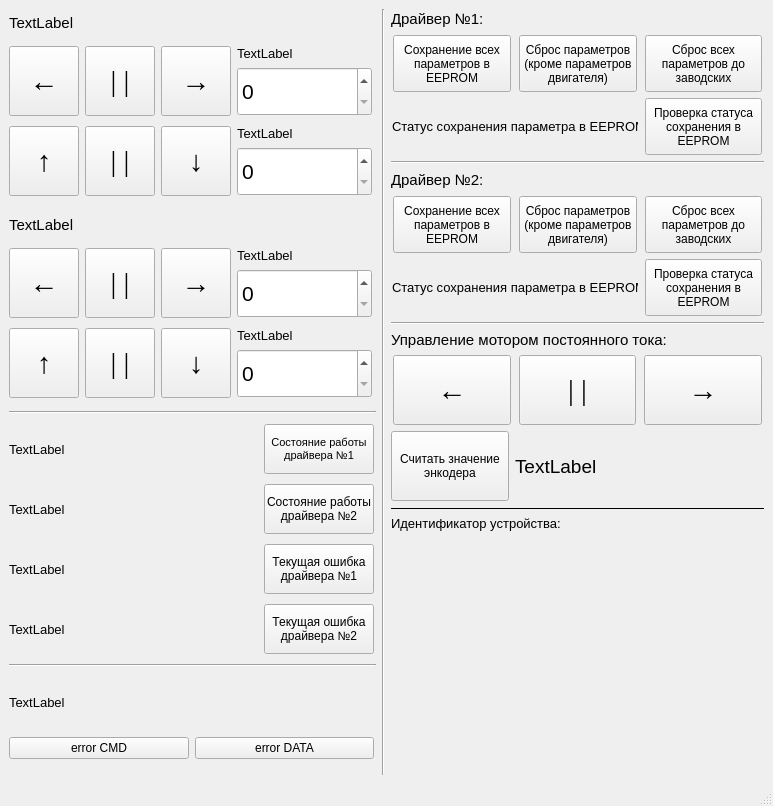
The window that mainwindow.ui (E4ever/PanTilt) describes before a commit, drawn with Qt 5.
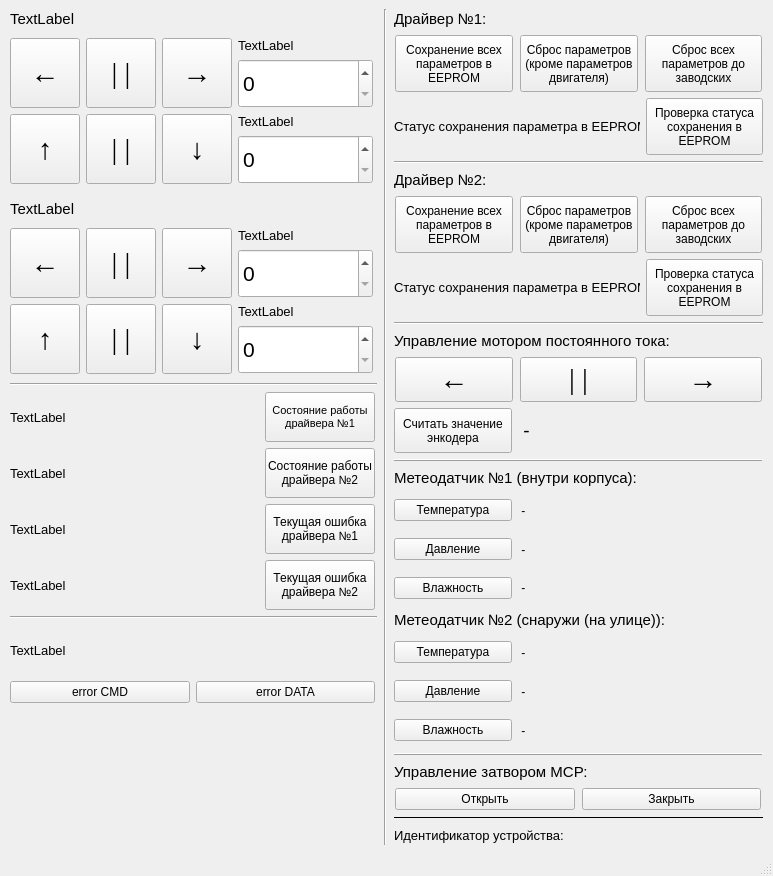
The same window after the commit.

What changed in the file:
```diff
--- a/mainwindow.ui
+++ b/mainwindow.ui
@@ -7,7 +7,7 @@
     <x>0</x>
     <y>0</y>
     <width>773</width>
-    <height>806</height>
+    <height>876</height>
    </rect>
   </property>
   <property name="sizePolicy">
@@ -19,13 +19,13 @@
   <property name="minimumSize">
    <size>
     <width>773</width>
-    <height>806</height>
+    <height>876</height>
    </size>
   </property>
   <property name="maximumSize">
    <size>
     <width>777</width>
-    <height>806</height>
+    <height>876</height>
    </size>
   </property>
   <property name="font">
@@ -1079,6 +1079,19 @@
           </item>
          </layout>
         </item>
+        <item>
+         <spacer name="verticalSpacer">
+          <property name="orientation">
+           <enum>Qt::Vertical</enum>
+          </property>
+          <property name="sizeHint" stdset="0">
+           <size>
+            <width>20</width>
+            <height>40</height>
+           </size>
+          </property>
+         </spacer>
+        </item>
        </layout>
       </item>
       <item>
@@ -1426,6 +1439,18 @@
         </item>
         <item>
          <widget class="QLabel" name="label_3">
+          <property name="minimumSize">
+           <size>
+            <width>365</width>
+            <height>20</height>
+           </size>
+          </property>
+          <property name="maximumSize">
+           <size>
+            <width>365</width>
+            <height>20</height>
+           </size>
+          </property>
           <property name="font">
            <font>
             <pointsize>11</pointsize>
@@ -1443,13 +1468,13 @@
             <property name="minimumSize">
              <size>
               <width>118</width>
-              <height>70</height>
+              <height>45</height>
              </size>
             </property>
             <property name="maximumSize">
              <size>
               <width>118</width>
-              <height>70</height>
+              <height>45</height>
              </size>
             </property>
             <property name="font">
@@ -1468,13 +1493,13 @@
             <property name="minimumSize">
              <size>
               <width>117</width>
-              <height>70</height>
+              <height>45</height>
              </size>
             </property>
             <property name="maximumSize">
              <size>
               <width>117</width>
-              <height>70</height>
+              <height>45</height>
              </size>
             </property>
             <property name="font">
@@ -1493,13 +1518,13 @@
             <property name="minimumSize">
              <size>
               <width>118</width>
-              <height>70</height>
+              <height>45</height>
              </size>
             </property>
             <property name="maximumSize">
              <size>
               <width>118</width>
-              <height>70</height>
+              <height>45</height>
              </size>
             </property>
             <property name="font">
@@ -1522,13 +1547,13 @@
             <property name="minimumSize">
              <size>
               <width>118</width>
-              <height>70</height>
+              <height>45</height>
              </size>
             </property>
             <property name="maximumSize">
              <size>
               <width>118</width>
-              <height>70</height>
+              <height>45</height>
              </size>
             </property>
             <property name="text">
@@ -1542,13 +1567,13 @@
             <property name="minimumSize">
              <size>
               <width>0</width>
-              <height>70</height>
+              <height>45</height>
              </size>
             </property>
             <property name="maximumSize">
              <size>
               <width>16777215</width>
-              <height>70</height>
+              <height>45</height>
              </size>
             </property>
             <property name="font">
@@ -1557,7 +1582,7 @@
              </font>
             </property>
             <property name="text">
-             <string>TextLabel</string>
+             <string> -</string>
             </property>
            </widget>
           </item>
@@ -1566,6 +1591,320 @@
         <item>
          <widget class="Line" name="line">
           <property name="frameShadow">
+           <enum>QFrame::Raised</enum>
+          </property>
+          <property name="orientation">
+           <enum>Qt::Horizontal</enum>
+          </property>
+         </widget>
+        </item>
+        <item>
+         <widget class="QLabel" name="label_4">
+          <property name="minimumSize">
+           <size>
+            <width>365</width>
+            <height>20</height>
+           </size>
+          </property>
+          <property name="maximumSize">
+           <size>
+            <width>365</width>
+            <height>20</height>
+           </size>
+          </property>
+          <property name="font">
+           <font>
+            <pointsize>11</pointsize>
+           </font>
+          </property>
+          <property name="text">
+           <string>Метеодатчик №1 (внутри корпуса):</string>
+          </property>
+         </widget>
+        </item>
+        <item>
+         <layout class="QHBoxLayout" name="horizontalLayout_20">
+          <item>
+           <widget class="QPushButton" name="pushButtonTemp1">
+            <property name="minimumSize">
+             <size>
+              <width>118</width>
+              <height>0</height>
+             </size>
+            </property>
+            <property name="maximumSize">
+             <size>
+              <width>118</width>
+              <height>16777215</height>
+             </size>
+            </property>
+            <property name="text">
+             <string>Температура</string>
+            </property>
+           </widget>
+          </item>
+          <item>
+           <widget class="QLabel" name="labelTemp1">
+            <property name="text">
+             <string> -</string>
+            </property>
+           </widget>
+          </item>
+         </layout>
+        </item>
+        <item>
+         <layout class="QHBoxLayout" name="horizontalLayout_19">
+          <item>
+           <widget class="QPushButton" name="pushButtonPress1">
+            <property name="minimumSize">
+             <size>
+              <width>118</width>
+              <height>0</height>
+             </size>
+            </property>
+            <property name="maximumSize">
+             <size>
+              <width>118</width>
+              <height>16777215</height>
+             </size>
+            </property>
+            <property name="text">
+             <string>Давление</string>
+            </property>
+           </widget>
+          </item>
+          <item>
+           <widget class="QLabel" name="labelPress1">
+            <property name="text">
+             <string> -</string>
+            </property>
+           </widget>
+          </item>
+         </layout>
+        </item>
+        <item>
+         <layout class="QHBoxLayout" name="horizontalLayout_17">
+          <item>
+           <widget class="QPushButton" name="pushButtonHum1">
+            <property name="minimumSize">
+             <size>
+              <width>118</width>
+              <height>0</height>
+             </size>
+            </property>
+            <property name="maximumSize">
+             <size>
+              <width>118</width>
+              <height>16777215</height>
+             </size>
+            </property>
+            <property name="text">
+             <string>Влажность</string>
+            </property>
+           </widget>
+          </item>
+          <item>
+           <widget class="QLabel" name="labelHum1">
+            <property name="text">
+             <string> -</string>
+            </property>
+           </widget>
+          </item>
+         </layout>
+        </item>
+        <item>
+         <widget class="QLabel" name="label_5">
+          <property name="minimumSize">
+           <size>
+            <width>365</width>
+            <height>20</height>
+           </size>
+          </property>
+          <property name="maximumSize">
+           <size>
+            <width>365</width>
+            <height>20</height>
+           </size>
+          </property>
+          <property name="font">
+           <font>
+            <pointsize>11</pointsize>
+           </font>
+          </property>
+          <property name="text">
+           <string>Метеодатчик №2 (снаружи (на улице)):</string>
+          </property>
+         </widget>
+        </item>
+        <item>
+         <layout class="QHBoxLayout" name="horizontalLayout_23">
+          <item>
+           <widget class="QPushButton" name="pushButtonTemp2">
+            <property name="minimumSize">
+             <size>
+              <width>118</width>
+              <height>0</height>
+             </size>
+            </property>
+            <property name="maximumSize">
+             <size>
+              <width>118</width>
+              <height>16777215</height>
+             </size>
+            </property>
+            <property name="text">
+             <string>Температура</string>
+            </property>
+           </widget>
+          </item>
+          <item>
+           <widget class="QLabel" name="labelTemp2">
+            <property name="text">
+             <string> -</string>
+            </property>
+           </widget>
+          </item>
+         </layout>
+        </item>
+        <item>
+         <layout class="QHBoxLayout" name="horizontalLayout_22">
+          <item>
+           <widget class="QPushButton" name="pushButtonPress2">
+            <property name="minimumSize">
+             <size>
+              <width>118</width>
+              <height>0</height>
+             </size>
+            </property>
+            <property name="maximumSize">
+             <size>
+              <width>118</width>
+              <height>16777215</height>
+             </size>
+            </property>
+            <property name="text">
+             <string>Давление</string>
+            </property>
+           </widget>
+          </item>
+          <item>
+           <widget class="QLabel" name="labelPress2">
+            <property name="text">
+             <string> -</string>
+            </property>
+           </widget>
+          </item>
+         </layout>
+        </item>
+        <item>
+         <layout class="QHBoxLayout" name="horizontalLayout_21">
+          <item>
+           <widget class="QPushButton" name="pushButtonHum2">
+            <property name="minimumSize">
+             <size>
+              <width>118</width>
+              <height>0</height>
+             </size>
+            </property>
+            <property name="maximumSize">
+             <size>
+              <width>118</width>
+              <height>16777215</height>
+             </size>
+            </property>
+            <property name="text">
+             <string>Влажность</string>
+            </property>
+           </widget>
+          </item>
+          <item>
+           <widget class="QLabel" name="labelHum2">
+            <property name="text">
+             <string> -</string>
+            </property>
+           </widget>
+          </item>
+         </layout>
+        </item>
+        <item>
+         <widget class="Line" name="line_7">
+          <property name="frameShadow">
+           <enum>QFrame::Raised</enum>
+          </property>
+          <property name="orientation">
+           <enum>Qt::Horizontal</enum>
+          </property>
+         </widget>
+        </item>
+        <item>
+         <widget class="QLabel" name="label_12">
+          <property name="minimumSize">
+           <size>
+            <width>365</width>
+            <height>20</height>
+           </size>
+          </property>
+          <property name="maximumSize">
+           <size>
+            <width>365</width>
+            <height>20</height>
+           </size>
+          </property>
+          <property name="font">
+           <font>
+            <pointsize>11</pointsize>
+           </font>
+          </property>
+          <property name="text">
+           <string>Управление затвором МСР:</string>
+          </property>
+         </widget>
+        </item>
+        <item>
+         <layout class="QHBoxLayout" name="horizontalLayout_24">
+          <item>
+           <widget class="QPushButton" name="pushButtonShutOpen">
+            <property name="minimumSize">
+             <size>
+              <width>180</width>
+              <height>0</height>
+             </size>
+            </property>
+            <property name="maximumSize">
+             <size>
+              <width>180</width>
+              <height>16777215</height>
+             </size>
+            </property>
+            <property name="text">
+             <string>Открыть</string>
+            </property>
+           </widget>
+          </item>
+          <item>
+           <widget class="QPushButton" name="pushButtonShutClose">
+            <property name="minimumSize">
+             <size>
+              <width>179</width>
+              <height>0</height>
+             </size>
+            </property>
+            <property name="maximumSize">
+             <size>
+              <width>179</width>
+              <height>16777215</height>
+             </size>
+            </property>
+            <property name="text">
+             <string>Закрыть</string>
+            </property>
+           </widget>
+          </item>
+         </layout>
+        </item>
+        <item>
+         <widget class="Line" name="line_8">
+          <property name="frameShadow">
            <enum>QFrame::Plain</enum>
           </property>
           <property name="orientation">
@@ -1575,6 +1914,18 @@
         </item>
         <item>
          <widget class="QLabel" name="labelDeviceID">
+          <property name="minimumSize">
+           <size>
+            <width>365</width>
+            <height>20</height>
+           </size>
+          </property>
+          <property name="maximumSize">
+           <size>
+            <width>365</width>
+            <height>20</height>
+           </size>
+          </property>
           <property name="font">
            <font>
             <pointsize>10</pointsize>
@@ -1585,19 +1936,6 @@
           </property>
          </widget>
         </item>
-        <item>
-         <spacer name="verticalSpacer">
-          <property name="orientation">
-           <enum>Qt::Vertical</enum>
-          </property>
-          <property name="sizeHint" stdset="0">
-           <size>
-            <width>20</width>
-            <height>40</height>
-           </size>
-          </property>
-         </spacer>
-        </item>
        </layout>
       </item>
      </layout>
```
